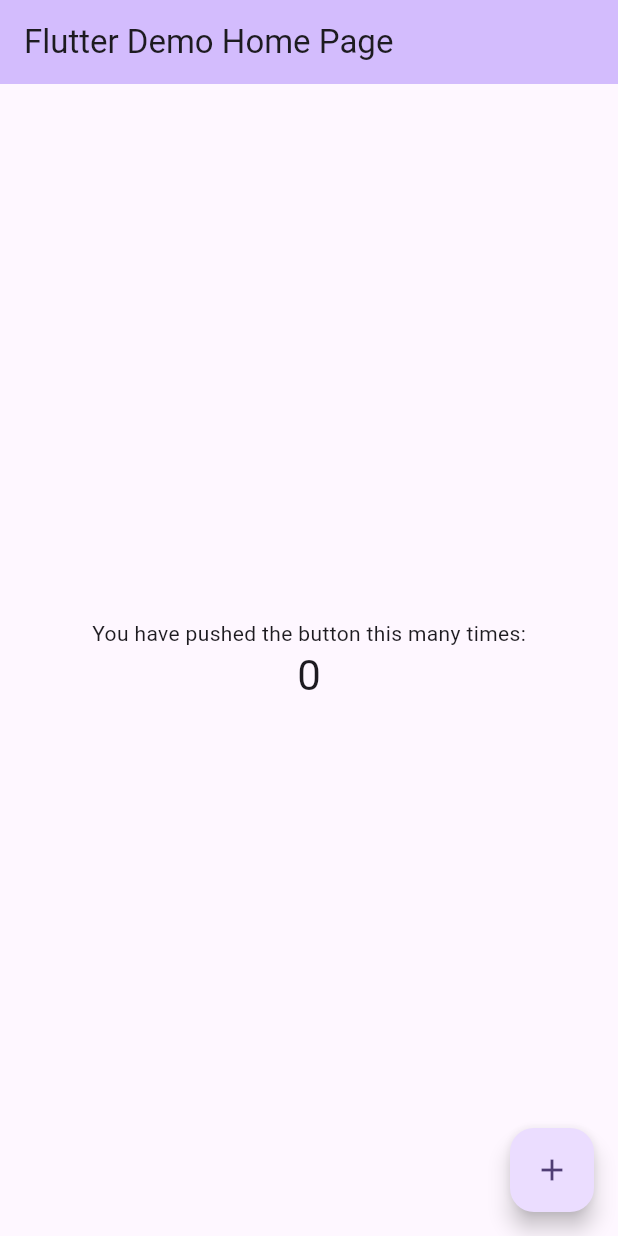
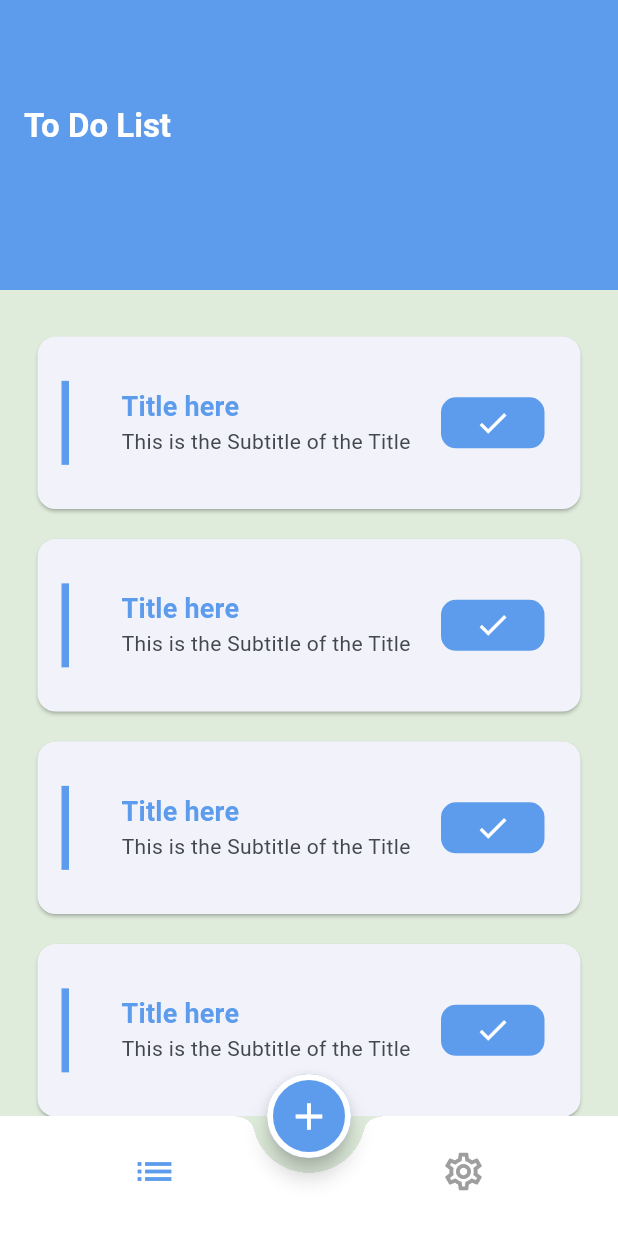
Before and after one commit to MINA000000/todo, a Flutter app: the screen it shows after launch, on a phone screen of 412 x 824 dp. Run offline on Flutter 3.47's test engine with Material 3 defaults, Android fonts, the phone set to English and light mode, and no system bars.

Commit message:
add custom scaffold

```diff
--- /dev/null
+++ b/lib/common/app_colors.dart
@@ -0,0 +1,13 @@
+import 'package:flutter/material.dart';
+
+class AppColors {
+  static Color bgColorLight = const Color(0xffDFECDB);
+  static Color bgColorDark = const Color.fromRGBO(8, 12, 23, 1);
+  static Color secondDarkColor = const Color(0xff141922);
+  static Color secondLightColor = Colors.white;
+  static Color primaryLightColor = const Color(0xff5D9CEC);
+  static Color primaryDarkColor = const Color(0xff5D9CEC);
+  static Color greenColor = const Color(0xff61E757);
+  static Color redColor = const Color(0xffEC4B4B);
+
+}
--- /dev/null
+++ b/lib/common/app_theme.dart
@@ -0,0 +1,47 @@
+import 'package:flutter/material.dart';
+import 'package:todo/common/app_colors.dart';
+
+class AppTheme {
+  static ThemeData lightTheme = ThemeData(
+    appBarTheme: AppBarTheme(color: AppColors.primaryLightColor, foregroundColor: Colors.white,centerTitle: false,elevation: 0),
+    textTheme: TextTheme(
+      titleLarge: TextStyle(color: Colors.white,fontWeight: FontWeight.bold),
+      titleMedium: TextStyle(color: AppColors.primaryLightColor,fontSize: 18,fontWeight: FontWeight.bold)
+    ),
+    useMaterial3: true,
+    colorScheme: ColorScheme.fromSeed(seedColor: AppColors.primaryLightColor),
+    scaffoldBackgroundColor: AppColors.bgColorLight,
+    floatingActionButtonTheme: FloatingActionButtonThemeData(
+      shape: const CircleBorder(
+        side:  BorderSide(color: Colors.white, width: 4),
+      ),
+      backgroundColor: AppColors.primaryLightColor,
+    ),
+    bottomNavigationBarTheme: BottomNavigationBarThemeData(
+      backgroundColor: AppColors.secondLightColor,
+      type: BottomNavigationBarType.fixed,
+      selectedItemColor: AppColors.primaryLightColor,
+      unselectedItemColor: Colors.grey,
+      showSelectedLabels: false,
+      showUnselectedLabels: false,
+      unselectedIconTheme: IconThemeData(size: 30),
+      selectedIconTheme: IconThemeData(size: 30),
+    ),
+    primaryColor: AppColors.primaryLightColor,
+    secondaryHeaderColor: AppColors.bgColorLight
+
+  );
+  // static ThemeData darkTheme = ThemeData(
+  //   scaffoldBackgroundColor: AppColors.bgColorDark,
+  //   bottomNavigationBarTheme: BottomNavigationBarThemeData(
+  //     backgroundColor: AppColors.secondDarkColor,
+  //     type: BottomNavigationBarType.fixed,
+  //     selectedItemColor: AppColors.primaryDarkColor,
+  //     unselectedItemColor: Colors.white,
+  //     showSelectedLabels: false,
+  //     showUnselectedLabels: false,
+  //     selectedIconTheme: IconThemeData(color: AppColors.primaryDarkColor)
+  //     /////////////////////////////////////////////////
+  //   ),
+  // );
+}
--- /dev/null
+++ b/lib/common/custom_scaffold.dart
@@ -0,0 +1,35 @@
+import 'package:flutter/material.dart';
+
+class CustomScaffold extends StatelessWidget {
+  const CustomScaffold({super.key, this.body, this.appBar, this.floatingActionButton, this.floatingActionButtonLocation, this.bottomNavigationBar});
+  final Widget? body;
+  final PreferredSizeWidget? appBar;
+  final Widget? floatingActionButton;
+  final FloatingActionButtonLocation? floatingActionButtonLocation;
+  final Widget? bottomNavigationBar;
+  @override
+  Widget build(BuildContext context) {
+    final double sHeight = MediaQuery.of(context).size.height;
+    return Container(
+      decoration: BoxDecoration(
+        gradient: LinearGradient(
+          begin: Alignment.topCenter,
+          end: Alignment.bottomCenter,
+          colors: [
+            Theme.of(context).primaryColor,
+            Theme.of(context).scaffoldBackgroundColor,
+          ],
+          stops: [0.2, 0.2],
+        ),
+      ),
+      child: Scaffold(
+        appBar: appBar,
+        backgroundColor: Colors.transparent,
+        body: body,
+        floatingActionButton: floatingActionButton,
+        floatingActionButtonLocation: floatingActionButtonLocation,
+        bottomNavigationBar: bottomNavigationBar,
+      ),
+    );
+  }
+}
--- a/lib/main.dart
+++ b/lib/main.dart
@@ -1,4 +1,8 @@
 import 'package:flutter/material.dart';
+import 'package:todo/common/app_theme.dart';
+import 'package:todo/screens/home_screen.dart';
+import 'package:todo/screens/tabs/settings_tab.dart';
+import 'package:todo/screens/tabs/tasks_tab.dart';
 
 void main() {
   runApp(const MyApp());
@@ -11,112 +15,14 @@ class MyApp extends StatelessWidget {
   @override
   Widget build(BuildContext context) {
     return MaterialApp(
-      title: 'Flutter Demo',
-      theme: ThemeData(
-        // This is the theme of your application.
-        //
-        // TRY THIS: Try running your application with "flutter run". You'll see
-        // the application has a purple toolbar. Then, without quitting the app,
-        // try changing the seedColor in the colorScheme below to Colors.green
-        // and then invoke "hot reload" (save your changes or press the "hot
-        // reload" button in a Flutter-supported IDE, or press "r" if you used
-        // the command line to start the app).
-        //
-        // Notice that the counter didn't reset back to zero; the application
-        // state is not lost during the reload. To reset the state, use hot
-        // restart instead.
-        //
-        // This works for code too, not just values: Most code changes can be
-        // tested with just a hot reload.
-        colorScheme: ColorScheme.fromSeed(seedColor: Colors.deepPurple),
-      ),
-      home: const MyHomePage(title: 'Flutter Demo Home Page'),
+      theme: AppTheme.lightTheme,
+      routes: {
+        HomeScreen.routeName: (_) => HomeScreen(),
+        SettingsTab.screenRoute: (_) => SettingsTab(),
+        TasksTab.screenRoute:(_)=>TasksTab()
+      },
+      initialRoute: HomeScreen.routeName,
+      debugShowCheckedModeBanner: false,
     );
   }
 }
-
-class MyHomePage extends StatefulWidget {
-  const MyHomePage({super.key, required this.title});
-
-  // This widget is the home page of your application. It is stateful, meaning
-  // that it has a State object (defined below) that contains fields that affect
-  // how it looks.
-
-  // This class is the configuration for the state. It holds the values (in this
-  // case the title) provided by the parent (in this case the App widget) and
-  // used by the build method of the State. Fields in a Widget subclass are
-  // always marked "final".
-
-  final String title;
-
-  @override
-  State<MyHomePage> createState() => _MyHomePageState();
-}
-
-class _MyHomePageState extends State<MyHomePage> {
-  int _counter = 0;
-
-  void _incrementCounter() {
-    setState(() {
-      // This call to setState tells the Flutter framework that something has
-      // changed in this State, which causes it to rerun the build method below
-      // so that the display can reflect the updated values. If we changed
-      // _counter without calling setState(), then the build method would not be
-      // called again, and so nothing would appear to happen.
-      _counter++;
-    });
-  }
-
-  @override
-  Widget build(BuildContext context) {
-    // This method is rerun every time setState is called, for instance as done
-    // by the _incrementCounter method above.
-    //
-    // The Flutter framework has been optimized to make rerunning build methods
-    // fast, so that you can just rebuild anything that needs updating rather
-    // than having to individually change instances of widgets.
-    return Scaffold(
-      appBar: AppBar(
-        // TRY THIS: Try changing the color here to a specific color (to
-        // Colors.amber, perhaps?) and trigger a hot reload to see the AppBar
-        // change color while the other colors stay the same.
-        backgroundColor: Theme.of(context).colorScheme.inversePrimary,
-        // Here we take the value from the MyHomePage object that was created by
-        // the App.build method, and use it to set our appbar title.
-        title: Text(widget.title),
-      ),
-      body: Center(
-        // Center is a layout widget. It takes a single child and positions it
-        // in the middle of the parent.
-        child: Column(
-          // Column is also a layout widget. It takes a list of children and
-          // arranges them vertically. By default, it sizes itself to fit its
-          // children horizontally, and tries to be as tall as its parent.
-          //
-          // Column has various properties to control how it sizes itself and
-          // how it positions its children. Here we use mainAxisAlignment to
-          // center the children vertically; the main axis here is the vertical
-          // axis because Columns are vertical (the cross axis would be
-          // horizontal).
-          //
-          // TRY THIS: Invoke "debug painting" (choose the "Toggle Debug Paint"
-          // action in the IDE, or press "p" in the console), to see the
-          // wireframe for each widget.
-          mainAxisAlignment: MainAxisAlignment.center,
-          children: <Widget>[
-            const Text('You have pushed the button this many times:'),
-            Text(
-              '$_counter',
-              style: Theme.of(context).textTheme.headlineMedium,
-            ),
-          ],
-        ),
-      ),
-      floatingActionButton: FloatingActionButton(
-        onPressed: _incrementCounter,
-        tooltip: 'Increment',
-        child: const Icon(Icons.add),
-      ), // This trailing comma makes auto-formatting nicer for build methods.
-    );
-  }
-}
--- /dev/null
+++ b/lib/screens/home_screen.dart
@@ -0,0 +1,51 @@
+import 'package:flutter/material.dart';
+import 'package:todo/screens/tabs/settings_tab.dart';
+import 'package:todo/screens/tabs/tasks_tab.dart';
+
+class HomeScreen extends StatefulWidget {
+  static const String routeName = 'home_screen';
+  const HomeScreen({super.key});
+
+  @override
+  State<HomeScreen> createState() => _HomeScreenState();
+}
+
+class _HomeScreenState extends State<HomeScreen> {
+  List<Widget> tabs = [TasksTab(), SettingsTab()];
+  int currentIndex = 0;
+  @override
+  Widget build(BuildContext context) {
+    return Scaffold(
+      appBar: AppBar(),
+      body: tabs[currentIndex],
+      bottomNavigationBar: BottomAppBar(
+        shape: const CircularNotchedRectangle(),
+        notchMargin: 10,
+        padding: EdgeInsets.zero,
+        clipBehavior: Clip.hardEdge,
+        child: BottomNavigationBar(
+          currentIndex: currentIndex,
+
+          onTap: (value) {
+            setState(() {
+              currentIndex = value;
+            });
+          },
+          items: [
+            BottomNavigationBarItem(label: 'list', icon: Icon(Icons.list)),
+
+            BottomNavigationBarItem(
+              label: 'settings',
+              icon: Icon(Icons.settings_outlined),
+            ),
+          ],
+        ),
+      ),
+      floatingActionButton: FloatingActionButton(
+        onPressed: () {},
+        child: Icon(Icons.add, color: Colors.white, size: 30),
+      ),
+      floatingActionButtonLocation: FloatingActionButtonLocation.centerDocked,
+    );
+  }
+}
--- /dev/null
+++ b/lib/screens/tabs/settings_tab.dart
@@ -0,0 +1,15 @@
+import 'package:flutter/material.dart';
+import 'package:todo/common/custom_scaffold.dart';
+
+class SettingsTab extends StatelessWidget {
+  static const screenRoute = 'settings_tab';
+  const SettingsTab({super.key});
+
+  @override
+  Widget build(BuildContext context) {
+    return CustomScaffold(
+      body: Center(child: Text('setting screens')),
+      appBar: AppBar(title: Text('To Do List')),
+    );
+  }
+}
--- /dev/null
+++ b/lib/screens/tabs/tasks_tab.dart
@@ -0,0 +1,43 @@
+import 'package:flutter/material.dart';
+import 'package:todo/common/custom_scaffold.dart';
+import 'package:todo/widgets/task_card.dart';
+
+class TasksTab extends StatelessWidget {
+  static const screenRoute = 'tastks_tab';
+  const TasksTab({super.key});
+
+  @override
+  Widget build(BuildContext context) {
+    final double sHeight = MediaQuery.of(context).size.height;
+    return Container(
+      decoration: BoxDecoration(
+        gradient: LinearGradient(
+          begin: Alignment.topCenter,
+          end: Alignment.bottomCenter,
+          colors: [
+            Theme.of(context).primaryColor,
+            Theme.of(context).scaffoldBackgroundColor,
+          ],
+          stops: [0.2, 0.2],
+        ),
+      ),
+      child: CustomScaffold(
+        appBar: AppBar(title: Text('To Do List'),),
+        body: Column(
+          children: [
+            Container(
+              height: sHeight*0.1,
+            ),
+            Expanded(
+              child: ListView.builder(
+                itemCount: 4,
+                padding: EdgeInsets.only(top: 20),
+                itemBuilder: (context, index) => TaskCard(),
+              ),
+            ),
+          ],
+        ),
+      ),
+    );
+  }
+}
--- /dev/null
+++ b/lib/widgets/task_card.dart
@@ -0,0 +1,40 @@
+import 'package:flutter/material.dart';
+
+class TaskCard extends StatelessWidget {
+  const TaskCard({super.key});
+
+  @override
+  Widget build(BuildContext context) {
+    double sHeight = MediaQuery.of(context).size.height;
+    double sWidth = MediaQuery.of(context).size.width;
+    return Card(
+      margin: EdgeInsets.symmetric(horizontal: 25, vertical: 10),
+      child: SizedBox(
+        height: 115,
+        child: Center(
+          child: ListTile(
+            leading: Container(
+              width: 5,
+              height: 60,
+              color: Theme.of(context).primaryColor,
+            ),
+            title: Text(
+              'Title here',
+              style: Theme.of(context).textTheme.titleMedium,
+            ),
+            subtitle: Text('This is the Subtitle of the Title'),
+            trailing: Container(
+              width: 69,
+              height: 34,
+              decoration: BoxDecoration(
+                color: Theme.of(context).primaryColor,
+                borderRadius: BorderRadius.all(Radius.circular(10)),
+              ),
+              child: Icon(Icons.done, color: Colors.white),
+            ),
+          ),
+        ),
+      ),
+    );
+  }
+}
--- a/pubspec.yaml
+++ b/pubspec.yaml
@@ -34,7 +34,7 @@ dependencies:
   # The following adds the Cupertino Icons font to your application.
   # Use with the CupertinoIcons class for iOS style icons.
   cupertino_icons: ^1.0.8
-
+  easy_date_timeline: ^2.0.9
 dev_dependencies:
   flutter_native_splash: ^2.4.6
   flutter_test:
```
Also changed, not shown: pubspec.lock.
